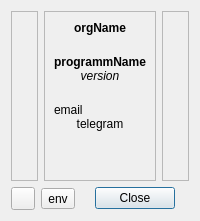
Qt form Qt/lib/mw/aboutbox/src/ui/aboutbox.ui (RinatB2017/mega_GIT) before a commit.
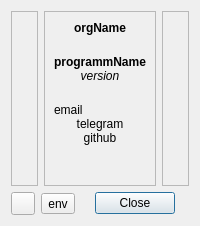
The same form after that commit.

```diff
--- a/Qt/lib/mw/aboutbox/src/ui/aboutbox.ui
+++ b/Qt/lib/mw/aboutbox/src/ui/aboutbox.ui
@@ -2,6 +2,14 @@
 <ui version="4.0">
  <class>AboutBox</class>
  <widget class="QDialog" name="AboutBox">
+  <property name="geometry">
+   <rect>
+    <x>0</x>
+    <y>0</y>
+    <width>190</width>
+    <height>226</height>
+   </rect>
+  </property>
   <property name="windowTitle">
    <string>About</string>
   </property>
@@ -129,6 +137,16 @@
           </property>
          </widget>
         </item>
+        <item>
+         <widget class="QLabel" name="lbl_github">
+          <property name="text">
+           <string>github</string>
+          </property>
+          <property name="alignment">
+           <set>Qt::AlignmentFlag::AlignCenter</set>
+          </property>
+         </widget>
+        </item>
         <item>
          <spacer name="verticalSpacer">
           <property name="orientation">
```
